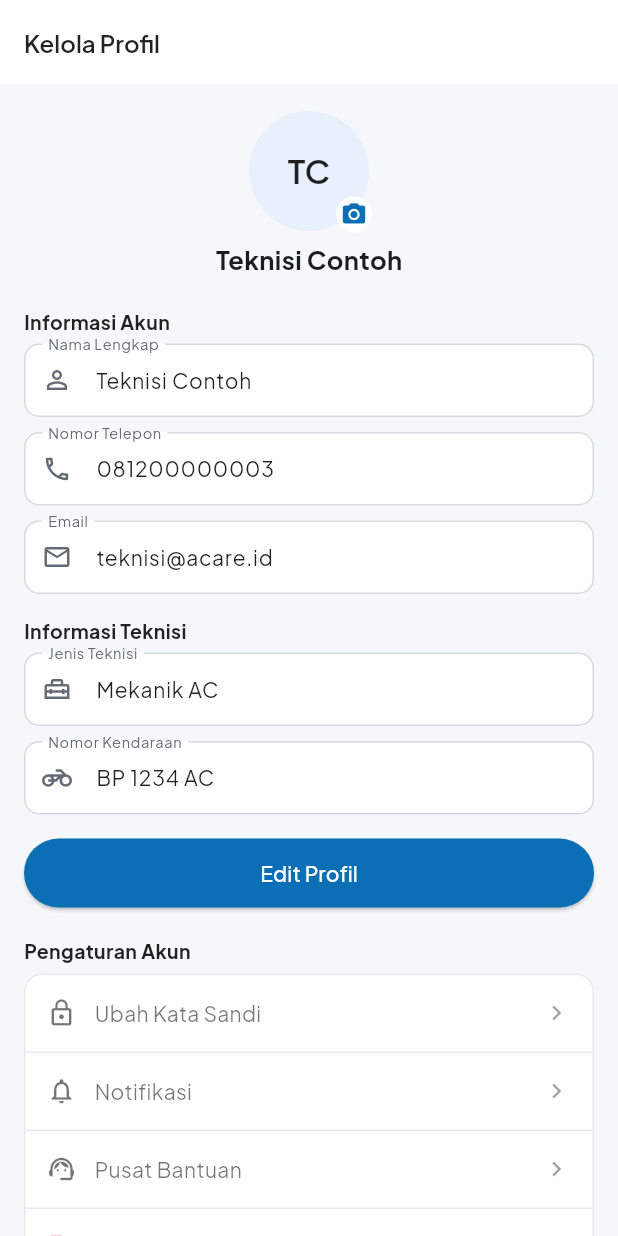
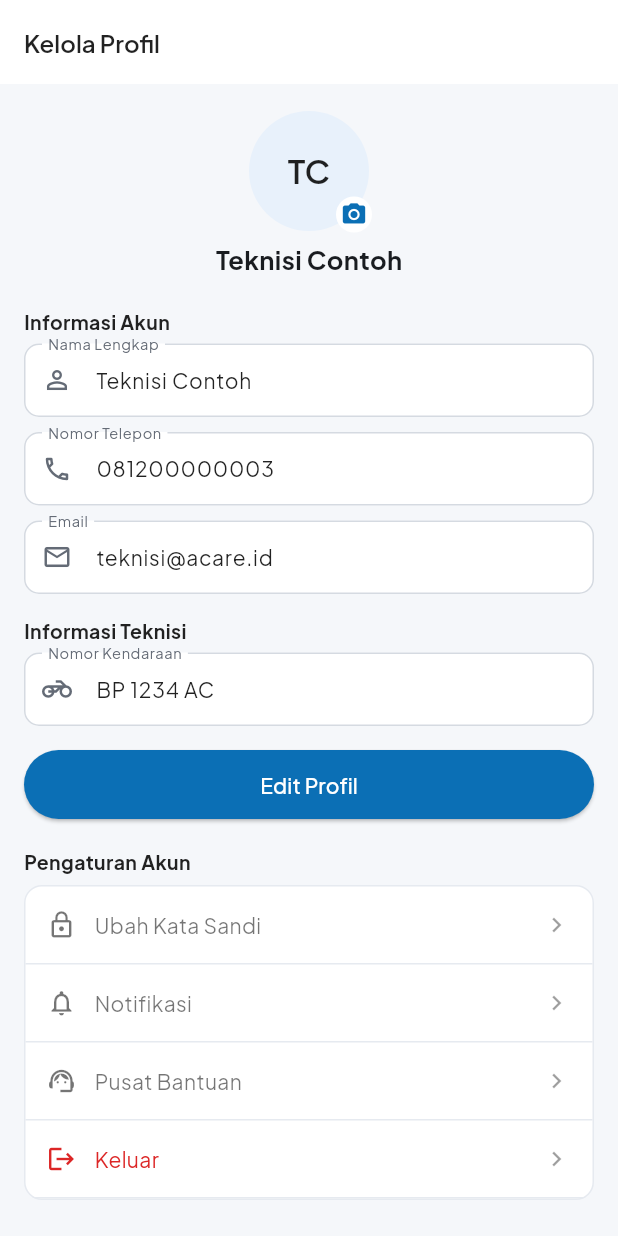
Before and after one commit to Vir7-dev/ACare, a Flutter app: the KelolaProfilTeknisiPage screen opened directly, on a phone screen of 412 x 824 dp. Run offline on Flutter 3.47's test engine with Material 3 defaults, Android fonts, the phone set to English and light mode, and no system bars; our stand-ins replace flutter_map, geocoding, geolocator, google_fonts, image_picker, latlong2 and 1 more; accounts and stored records are empty.

Commit message:
hapus rating pelanggan dan jenis teknisi dari tampilan teknisi
Keduanya tidak punya sumber data: tidak ada fitur teknisi menilai
pelanggan, dan semua teknisi ACare adalah teknisi AC.

```diff
--- a/mobile/lib/pages/teknisi/beranda_teknisi_page.dart
+++ b/mobile/lib/pages/teknisi/beranda_teknisi_page.dart
@@ -472,8 +472,6 @@ class _KartuTawaranState extends State<KartuTawaran> {
                   ),
                 ),
               ),
-              const Icon(Icons.star, size: 14, color: AppColors.bintang),
-              Text(' ${t.ratingPelanggan}', style: kecil),
             ],
           ),
           const SizedBox(height: 6),
--- a/mobile/lib/pages/teknisi/kelola_profil_teknisi_page.dart
+++ b/mobile/lib/pages/teknisi/kelola_profil_teknisi_page.dart
@@ -24,7 +24,6 @@ class _KelolaProfilTeknisiPageState extends State<KelolaProfilTeknisiPage> {
   final _namaController = TextEditingController(text: 'Teknisi Contoh');
   final _teleponController = TextEditingController(text: '081200000003');
   final _emailController = TextEditingController(text: 'teknisi@acare.id');
-  final _jenisController = TextEditingController(text: 'Mekanik AC');
   final _platController = TextEditingController(text: 'BP 1234 AC');
 
   bool _modeEdit = false;
@@ -41,7 +40,6 @@ class _KelolaProfilTeknisiPageState extends State<KelolaProfilTeknisiPage> {
     _namaController.dispose();
     _teleponController.dispose();
     _emailController.dispose();
-    _jenisController.dispose();
     _platController.dispose();
     super.dispose();
   }
@@ -332,18 +330,6 @@ class _KelolaProfilTeknisiPageState extends State<KelolaProfilTeknisiPage> {
                 const SizedBox(height: 5),
 
                 _field(
-                  label: 'Jenis Teknisi',
-                  hint: 'Jenis teknisi',
-                  icon: Icons.home_repair_service_outlined,
-                  controller: _jenisController,
-                  validator: (value) {
-                    if (value == null || value.trim().isEmpty) {
-                      return 'Jenis teknisi wajib diisi';
-                    }
-                    return null;
-                  },
-                ),
-                _field(
                   label: 'Nomor Kendaraan',
                   hint: 'Nomor kendaraan',
                   icon: Icons.motorcycle_outlined,
--- a/mobile/lib/pages/teknisi/pengerjaan_servis_page.dart
+++ b/mobile/lib/pages/teknisi/pengerjaan_servis_page.dart
@@ -139,10 +139,7 @@ class PengerjaanServisPage extends StatelessWidget {
                                         fontWeight: FontWeight.w700,
                                       ),
                                     ),
-                                    Text(
-                                      '★ ${p.ratingPelanggan} • ${p.unitAc}',
-                                      style: _kecil,
-                                    ),
+                                    Text(p.unitAc, style: _kecil),
                                   ],
                                 ),
                               ),
--- a/mobile/lib/services/teknisi_service.dart
+++ b/mobile/lib/services/teknisi_service.dart
@@ -49,7 +49,6 @@ class TawaranPesanan {
   /// Layanan yang bisa bertambah biaya setelah pengecekan.
   final bool bisaBiayaTambahan;
   final String namaPelanggan;
-  final String ratingPelanggan;
   final String teleponPelanggan;
   final String alamat;
   final String wilayah;
@@ -64,7 +63,6 @@ class TawaranPesanan {
     required this.ongkosAwal,
     required this.bisaBiayaTambahan,
     required this.namaPelanggan,
-    required this.ratingPelanggan,
     required this.teleponPelanggan,
     required this.alamat,
     required this.wilayah,
@@ -428,7 +426,6 @@ class TeknisiService {
       ongkosAwal: 100000,
       bisaBiayaTambahan: true,
       namaPelanggan: 'Hendra Gunawan',
-      ratingPelanggan: '4.9',
       teleponPelanggan: '081234500001',
       alamat: 'Jl. Engku Putri No. 12, Batam Centre',
       wilayah: 'Batam Centre',
@@ -443,7 +440,6 @@ class TeknisiService {
       ongkosAwal: 150000,
       bisaBiayaTambahan: false,
       namaPelanggan: 'Siti Rahayu',
-      ratingPelanggan: '4.8',
       teleponPelanggan: '081234500002',
       alamat: 'Perumahan Batu Aji Blok C No. 5',
       wilayah: 'Batu Aji',
```
